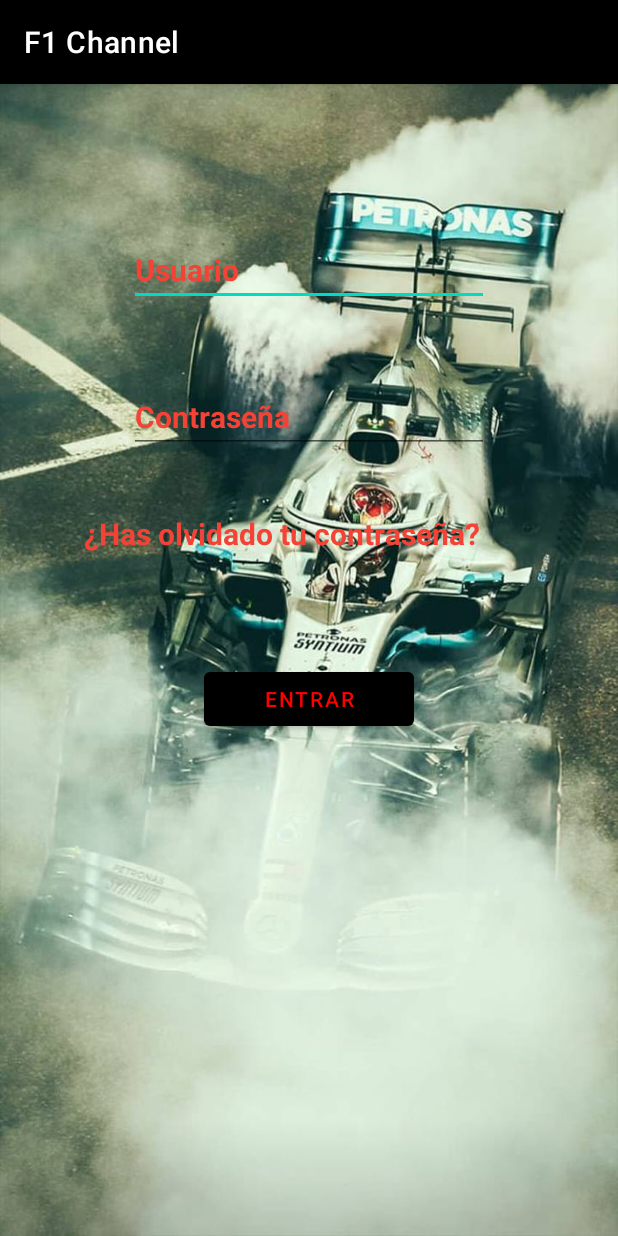
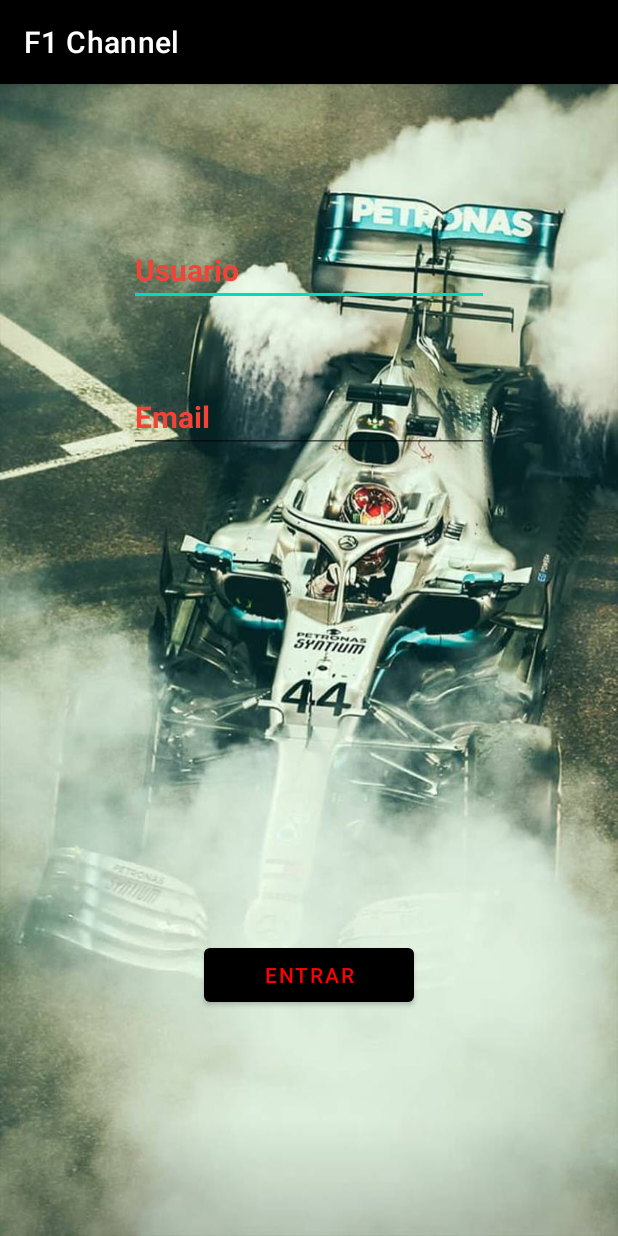
Before and after one commit to AsierAsoreyPrado21/AppF1, an Android app: the LoginActivity screen opened directly, with no data from a screen before it, after a tap on "ENTRAR", on a phone screen of 412 x 824 dp. Run offline under Robolectric (Android 15) with nearby library versions, the phone set to English and light mode, and no system bars; our stand-ins replace Volley; network calls fail.

Commit message:
Todo parece ok

```diff
--- a/app/app/src/main/AndroidManifest.xml
+++ b/app/app/src/main/AndroidManifest.xml
@@ -28,9 +28,6 @@
         <activity android:name=".Login.LoginActivity"
             android:exported="true" />
 
-        <activity android:name=".Login.Restaurar_contrasena"
-            android:exported="true" />
-
     </application>
 
 </manifest>
--- a/app/app/src/main/java/com/appf1/Login/LoginActivity.java
+++ b/app/app/src/main/java/com/appf1/Login/LoginActivity.java
@@ -22,6 +22,7 @@ import com.android.volley.Response;
 import com.android.volley.VolleyError;
 import com.android.volley.toolbox.JsonObjectRequest;
 import com.android.volley.toolbox.Volley;
+import com.appf1.InitActivity.InitActivity;
 import com.appf1.R;
 import com.appf1.client.RestClient;
 
@@ -34,9 +35,7 @@ public class LoginActivity extends AppCompatActivity {
     private EditText user;
     private EditText password;
     private Button login;
-    private TextView restorePassword;
     private RequestQueue requestQueue;
-    private SharedPreferences sharedPreferences;
 
 
 
@@ -48,20 +47,6 @@ public class LoginActivity extends AppCompatActivity {
         user=findViewById(R.id.username);
         password=findViewById(R.id.password);
         login=findViewById(R.id.login);
-        restorePassword=findViewById(R.id.restorePassword);
-        //Proceso al clicar en el textView de restaurar contraseña
-        restorePassword.setOnClickListener(new View.OnClickListener() {
-            @Override
-            public void onClick(View view) {
-                Toast.makeText(context, "¿Olvidaste contraseña?", LENGTH_SHORT).show();
-                //nos mandara a una actividad nueva para restaurar la contraseña
-                Intent intent = new Intent(context,Restaurar_contrasena.class);
-                context.startActivity(intent);
-
-            }
-        });
-        // Obtenemos las SharedPreferences
-        sharedPreferences = getSharedPreferences("MyPref", Context.MODE_PRIVATE);
         //Proceso al clicar en el botton de Login
         login.setOnClickListener(new View.OnClickListener() {
             @Override
@@ -72,45 +57,11 @@ public class LoginActivity extends AppCompatActivity {
     }
     //Peticion
     private void sendPostRequest(){
-    //Registro hecho con las sharepPreferences
-        String contraseña = password.getText().toString();
-        String name = user.getText().toString();
-
-        // Verificamos que se hayan ingresado todos los campos
-        if (TextUtils.isEmpty(contraseña) || TextUtils.isEmpty(name)) {
-            Toast.makeText(LoginActivity.this, "Por favor, complete los campos", Toast.LENGTH_SHORT).show();
-            return;
-        }
-
-        // Obtenemos los valores guardados en las SharedPreferences
-        String savedPassword = sharedPreferences.getString("password", "");
-        String savedName = sharedPreferences.getString("nombre", "");
-
-        // Verificamos si los datos ingresados por el usuario son correctos
-        if (contraseña.equals(savedPassword) && name.equals(savedName)) {
-            // Si los datos son correctos, iniciamos sesión y guardamos el estado en las SharedPreferences
-            SharedPreferences.Editor editor = sharedPreferences.edit();
-            editor.putBoolean("is_logged_in", true);
-            editor.apply();
-
-            Toast.makeText(LoginActivity.this, "Login correcto", Toast.LENGTH_SHORT).show();
-
-            // Aquí podrías lanzar la actividad principal de tu aplicación
-        } else {
-            // Si los datos son incorrectos, mostramos un mensaje de error
-            Toast.makeText(LoginActivity.this, "nombre o contraseña incorrectos", Toast.LENGTH_SHORT).show();
-        }
-    /*    JSONObject requestBody = new JSONObject();
+        JSONObject requestBody = new JSONObject();
         try{
             //Validacion de atributos del usuario
-            if(user.getText().toString().contains("@")){
-                requestBody.put("nombre",null);
-                requestBody.put("email",user.getText().toString());
-            }else{
-                requestBody.put("nombre",user.getText().toString());
-                requestBody.put("email",null);
-            }
-            requestBody.put("password",user.getText().toString());
+            requestBody.put("email",user.getText().toString());
+            requestBody.put("password",password.getText().toString());
         }catch (JSONException e){
             throw new RuntimeException(e);
         }
@@ -121,18 +72,17 @@ public class LoginActivity extends AppCompatActivity {
                     @Override
                     public void onResponse(JSONObject response) {
                         String receivedToken;
-                        String nombre;
+                        String email;
                         try {
-                            nombre = response.getString("nombre");
+                            email = response.getString("email");
                             receivedToken = response.getString("token");
                         } catch (JSONException e) {
                             throw new RuntimeException(e);
                         }
-                        Toast.makeText(context, "Token", Toast.LENGTH_SHORT).show();
                         SharedPreferences preferences = context.getSharedPreferences("SESSIONS_APP_PREFS", MODE_PRIVATE);
                         SharedPreferences.Editor editor = preferences.edit();
                         editor.putString("VALID_TOKEN", receivedToken);
-                        editor.putString("VALID_NOMBRE",nombre);
+                        editor.putString("VALID_EMAIL",email);
                         editor.commit();
                         //Intent intent = new Intent(context, NavDrawwerF1.class);
                         //startActivity(intent);
@@ -145,18 +95,26 @@ public class LoginActivity extends AppCompatActivity {
             @Override
             public void onErrorResponse(VolleyError error) {
                 if (error.networkResponse == null) {
-                    Toast.makeText(context, "Failed request",Toast.LENGTH_LONG).show();
+                    Toast.makeText(context, "Error al conectar con el servidor",Toast.LENGTH_LONG).show();
                 }
                 else {
                     int serverCode = error.networkResponse.statusCode;
-                    Toast.makeText(context, "Response status: "+serverCode,Toast.LENGTH_LONG).show();
+                    Toast.makeText(context, "Estado de respuesta: "+serverCode,Toast.LENGTH_LONG).show();
                 }
             }
         };
 
 
-        JsonObjectRequest request = RestClient.getInstance(context).sendPostLogin("/v1/sessions", requestBody, listener, errorListener);
+        JsonObjectRequest request = RestClient.getInstance(context).sendPostLogin("/sessions", requestBody, listener, errorListener);
 
-        this.requestQueue.add(request);*/
+        this.requestQueue.add(request);
+
+    }
+    @Override
+    public void onBackPressed() {
+        super.onBackPressed();
+        Intent intent = new Intent(LoginActivity.this, InitActivity.class);
+        startActivity(intent);
+        finish();
     }
 }
--- a/app/app/src/main/res/layout/activity_login.xml
+++ b/app/app/src/main/res/layout/activity_login.xml
@@ -23,7 +23,7 @@
             android:layout_width="240dp"
             android:textSize="20dp"
             android:layout_height="wrap_content"
-            android:hint="Contraseña"
+            android:hint="Email"
             android:textColor="#F44336"
             android:inputType="textPassword"
             android:textColorHint="#F44336"
@@ -32,29 +32,15 @@
             app:layout_constraintEnd_toEndOf="parent"
             app:layout_constraintTop_toBottomOf="@+id/username"
             android:layout_marginTop="50dp"/>
-        <TextView
-            android:id="@+id/restorePassword"
-            android:layout_width="300dp"
-            android:textSize="20dp"
-            android:layout_height="wrap_content"
-            android:layout_centerInParent="true"
-            android:textColor="#F44336"
-            android:layout_margin="40dp"
-            android:textStyle="bold"
-            android:textColorHint="#F44336"
-            android:hint="¿Has olvidado tu contraseña?"
-            app:layout_constraintStart_toStartOf="parent"
-            app:layout_constraintEnd_toEndOf="parent"
-            app:layout_constraintTop_toBottomOf="@id/password"
-            />
+
         <Button
             android:id="@+id/login"
             android:layout_width="140dp"
             android:layout_height="wrap_content"
             android:text="Entrar"
-            android:layout_marginTop="100dp"
+            android:layout_marginBottom="150dp"
             app:layout_constraintStart_toStartOf="parent"
-            app:layout_constraintTop_toTopOf="@+id/restorePassword"
+            app:layout_constraintBottom_toBottomOf="parent"
             app:layout_constraintEnd_toEndOf="parent"/>
 
 
```
Also changed, not shown: app/app/src/main/java/com/appf1/Login/Restaurar_contrasena.java (deleted, +0 -93 lines), app/app/src/main/java/com/appf1/client/RestClient.java (+3 -11 lines), app/app/src/main/res/layout/activity_restaurar.xml (deleted, +0 -50 lines), 2 other files.
